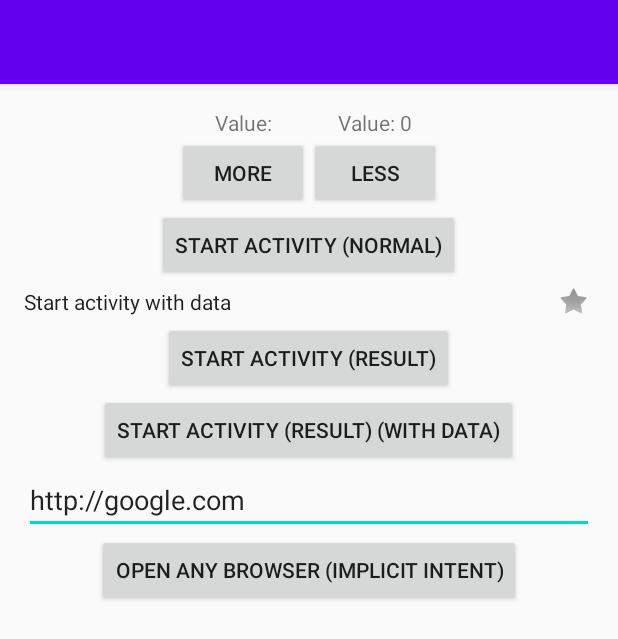
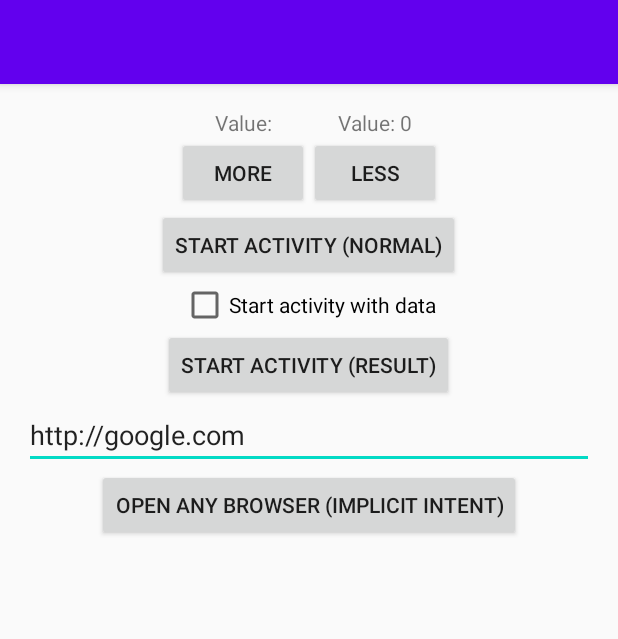
Before and after one commit to inlacou/Formacion, an Android app: the screen it shows after launch (MainActivity), on a phone screen of 412 x 824 dp. Shown: the top 639 px of the screen. Run offline under Robolectric (Android 15) with nearby library versions, the phone set to English and light mode, and no system bars; our stand-ins replace Timber; 3 statements that could not run were skipped.

Commit message:
The CheckBox had it's own text all along!

```diff
--- a/app/src/main/java/com/inlacou/fivedaysapp/ui/main/MainActivity.java
+++ b/app/src/main/java/com/inlacou/fivedaysapp/ui/main/MainActivity.java
@@ -9,7 +9,9 @@ import android.text.Editable;
 import android.text.TextWatcher;
 import android.view.View;
 import android.widget.Button;
+import android.widget.CheckBox;
 import android.widget.CheckedTextView;
+import android.widget.CompoundButton;
 import android.widget.EditText;
 import android.widget.TextView;
 import android.widget.Toast;
@@ -28,10 +30,9 @@ public class MainActivity extends AppCompatActivity {
 	public Button btLess = null;
 	public Button btStartNormal = null;
 	public Button btStartResult = null;
-	public Button btStartResultWithData = null;
 	public Button btStartBrowser = null;
 	public EditText etUrl = null;
-	public CheckedTextView ctvStartActWithData = null;
+	public CheckBox cbStartActWithData = null;
 
 	@Override
 	protected void onCreate(Bundle savedInstanceState) {
@@ -53,15 +54,15 @@ public class MainActivity extends AppCompatActivity {
 		btLess = findViewById(R.id.bt_less);
 		btStartNormal = findViewById(R.id.bt_start_activity_normal);
 		btStartResult = findViewById(R.id.bt_start_activity_result);
-		btStartResultWithData = findViewById(R.id.bt_start_activity_result_with_data);
 		btStartBrowser = findViewById(R.id.bt_start_browser);
 		etUrl = findViewById(R.id.et_url);
-		ctvStartActWithData = findViewById(R.id.ctv_start_act_with_data);
+		cbStartActWithData = findViewById(R.id.cb_start_act_with_data);
 	}
 
 	private void populate() {
 		updateValue();
 		etUrl.setText(model.url);
+		cbStartActWithData.setChecked(model.sendDataOnStartActivityForResult);
 	}
 
 	private void setListeners() {
@@ -89,12 +90,6 @@ public class MainActivity extends AppCompatActivity {
 				controller.onButtonStartResultClick();
 			}
 		});
-		btStartResultWithData.setOnClickListener(new View.OnClickListener() {
-			@Override
-			public void onClick(View view) {
-				controller.onButtonStartResultWithDataClick();
-			}
-		});
 		btStartBrowser.setOnClickListener(new View.OnClickListener() {
 			@Override
 			public void onClick(View view) {
@@ -102,19 +97,14 @@ public class MainActivity extends AppCompatActivity {
 			}
 		});
 		etUrl.addTextChangedListener(new TextWatcher() {
+			@Override public void beforeTextChanged(CharSequence charSequence, int i, int i1, int i2) {}
+			@Override public void onTextChanged(CharSequence charSequence, int i, int i1, int i2) {}
+			@Override public void afterTextChanged(Editable editable) { model.url = editable.toString(); }
+		});
+		cbStartActWithData.setOnCheckedChangeListener(new CheckBox.OnCheckedChangeListener() {
 			@Override
-			public void beforeTextChanged(CharSequence charSequence, int i, int i1, int i2) {
-
-			}
-
-			@Override
-			public void onTextChanged(CharSequence charSequence, int i, int i1, int i2) {
-
-			}
-
-			@Override
-			public void afterTextChanged(Editable editable) {
-				model.url = editable.toString();
+			public void onCheckedChanged(CompoundButton compoundButton, boolean b) {
+				model.sendDataOnStartActivityForResult = b;
 			}
 		});
 	}
--- a/app/src/main/java/com/inlacou/fivedaysapp/ui/main/MainActivityModel.java
+++ b/app/src/main/java/com/inlacou/fivedaysapp/ui/main/MainActivityModel.java
@@ -4,5 +4,6 @@ class MainActivityModel {
 
 	protected int currentValue = 0;
 	protected String url = "http://google.com";
+	protected Boolean sendDataOnStartActivityForResult = false;
 
 }
--- a/app/src/main/res/layout/activity_main.xml
+++ b/app/src/main/res/layout/activity_main.xml
@@ -47,13 +47,12 @@
 			android:layout_height="wrap_content"
 			android:layout_gravity="center_horizontal"
 			android:text="@string/Start_activity_normal"/>
-		<CheckedTextView
-			android:id="@+id/ctv_start_act_with_data"
-			android:layout_width="match_parent"
+		<CheckBox
+			android:id="@+id/cb_start_act_with_data"
+			android:layout_width="wrap_content"
 			android:layout_height="wrap_content"
-			android:checked="true"
+			android:layout_gravity="center_horizontal"
 			android:gravity="center"
-			android:checkMark="@android:drawable/star_off"
 			android:text="@string/Start_activity_with_data"/>
 		<Button
 			android:id="@+id/bt_start_activity_result"
@@ -61,12 +60,6 @@
 			android:layout_height="wrap_content"
 			android:layout_gravity="center_horizontal"
 			android:text="@string/Start_activity_result"/>
-		<Button
-			android:id="@+id/bt_start_activity_result_with_data"
-			android:layout_width="wrap_content"
-			android:layout_height="wrap_content"
-			android:layout_gravity="center_horizontal"
-			android:text="@string/Start_activity_result_with_data"/>
 		<EditText
 			android:id="@+id/et_url"
 			android:layout_width="match_parent"
```
Also changed, not shown: app/src/main/java/com/inlacou/fivedaysapp/ui/main/MainActivityController.java (+3 -5 lines).
